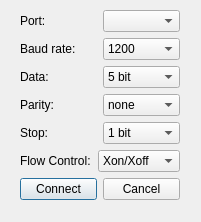
Above: ProjectController/ProjectController/serialdialog.ui from Montzter/ProjectController before the change. Below: the same form after it.
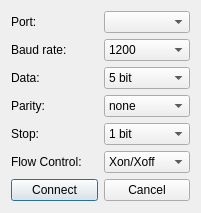
That is the form after the change.

```diff
--- a/ProjectController/ProjectController/serialdialog.ui
+++ b/ProjectController/ProjectController/serialdialog.ui
@@ -7,7 +7,7 @@
     <x>0</x>
     <y>0</y>
     <width>201</width>
-    <height>222</height>
+    <height>213</height>
    </rect>
   </property>
   <property name="sizePolicy">
@@ -19,27 +19,20 @@
   <property name="minimumSize">
    <size>
     <width>201</width>
-    <height>222</height>
+    <height>213</height>
    </size>
   </property>
   <property name="maximumSize">
    <size>
     <width>201</width>
-    <height>222</height>
+    <height>213</height>
    </size>
   </property>
   <property name="windowTitle">
    <string>Dialog</string>
   </property>
-  <widget class="QWidget" name="layoutWidget">
-   <property name="geometry">
-    <rect>
-     <x>20</x>
-     <y>10</y>
-     <width>160</width>
-     <height>195</height>
-    </rect>
-   </property>
+  <layout class="QGridLayout" name="gridLayout">
+   <item row="0" column="0">
    <layout class="QVBoxLayout" name="verticalLayout">
     <item>
      <layout class="QHBoxLayout" name="horizontalLayout">
@@ -264,7 +257,8 @@
      </layout>
     </item>
    </layout>
-  </widget>
+   </item>
+  </layout>
  </widget>
  <resources/>
  <connections/>
```
Lines whose indentation alone changed are shown as unchanged.
